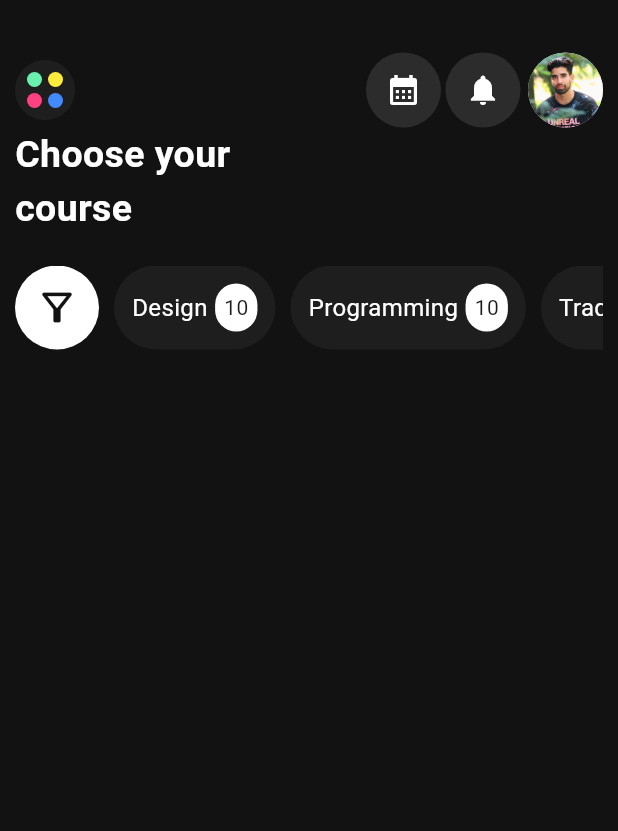
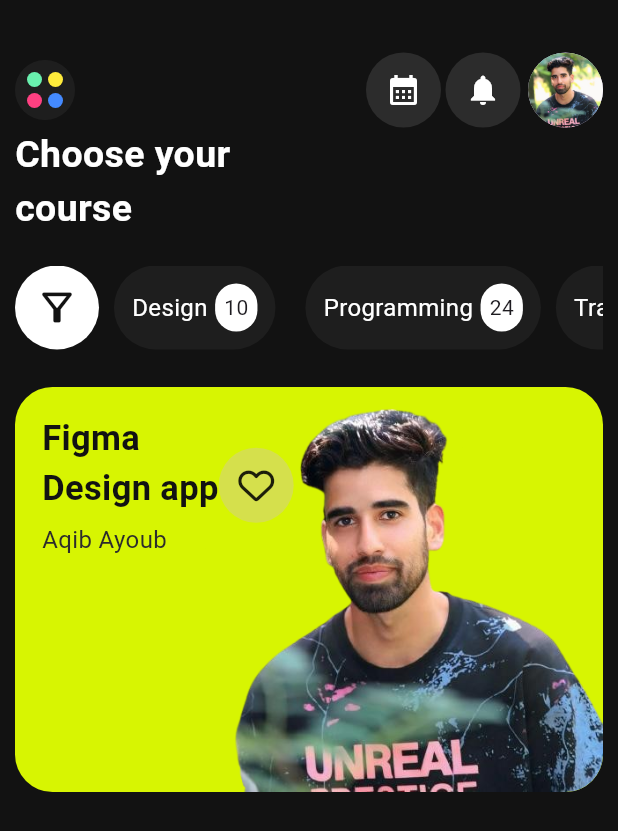
Before and after one commit to Aqib-Ayoub/onlinelearning, a Flutter app: the screen it shows after launch, on a phone screen of 412 x 824 dp. Shown: the top 831 px of the screen. Run offline on Flutter 3.47's test engine with Material 3 defaults, Android fonts, the phone set to English and light mode, and no system bars; our stand-ins replace font_awesome_flutter.

```diff
--- a/lib/constants/app_colors.dart
+++ b/lib/constants/app_colors.dart
@@ -7,7 +7,9 @@ class AppColors {
 
   // Text colors
   static const Color textPrimary = Color(0xFFFFFFFF); // White text
-  static const Color textSecondary = Color(0xFFB5B5B5); // Light gray text
+  static const Color textSecondary = Color(0xFFB5B5B5);
+  static const Color lightGrey = Color(0xFFD5E04C);
+  ); // Light gray text
 
   // UI elements
   static const Color borderColor = Color(0xFF2C2C2C); // Subtle borders/dividers
--- a/lib/screens/homescreen.dart
+++ b/lib/screens/homescreen.dart
@@ -1,4 +1,5 @@
 import 'package:flutter/material.dart';
+import 'package:font_awesome_flutter/font_awesome_flutter.dart';
 import 'package:onlinelearning/constants/app_colors.dart';
 import 'package:onlinelearning/screens/widgets/container_icon.dart';
 import 'package:onlinelearning/screens/widgets/container_text.dart';
@@ -135,11 +136,11 @@ class HomeScreen extends StatelessWidget {
                     text: 'Design',
                     nText: '10',
                   ),
-                  SizedBox(width: 10.0),
+                  SizedBox(width: 20.0),
                   ContainerText(
                     backgroundColor: AppColors.cardBackground,
                     text: 'Programming',
-                    nText: '10',
+                    nText: '24',
                   ),
                   SizedBox(width: 10.0),
                   ContainerText(
@@ -150,6 +151,53 @@ class HomeScreen extends StatelessWidget {
                 ],
               ),
             ),
+            SizedBox(height: 25),
+            Container(
+              height: 270,
+              padding: EdgeInsets.all(18.0),
+              decoration: BoxDecoration(
+                image: DecorationImage(
+                  image: AssetImage('assets/images/myprof.png'),
+                  alignment: Alignment.bottomRight,
+                ),
+                color: AppColors.primaryNeon,
+                borderRadius: BorderRadius.all(Radius.circular(25.0)),
+              ),
+
+              child: Column(
+                children: [
+                  Row(
+                    children: [
+                      Column(
+                        crossAxisAlignment: CrossAxisAlignment.start,
+                        children: [
+                          Text(
+                            'Figma \nDesign app',
+                            style: TextStyle(
+                              color: AppColors.background,
+                              fontSize: 23.0,
+                              fontWeight: FontWeight.w700,
+                            ),
+                          ),
+                          SizedBox(height: 6.0),
+                          Text(
+                            'Aqib Ayoub',
+                            style: TextStyle(
+                              color: AppColors.borderColor,
+                              fontSize: 16.0,
+                            ),
+                          ),
+                        ],
+                      ),
+                      ContainerIcon(
+                        icon: Icon(FontAwesomeIcons.heart),
+                        backgroundColor: AppColors.lightGrey,
+                      ),
+                    ],
+                  ),
+                ],
+              ),
+            ),
           ],
         ),
       ),
--- a/pubspec.yaml
+++ b/pubspec.yaml
@@ -34,6 +34,7 @@ dependencies:
   # The following adds the Cupertino Icons font to your application.
   # Use with the CupertinoIcons class for iOS style icons.
   cupertino_icons: ^1.0.8
+  font_awesome_flutter: ^10.7.0
 
 dev_dependencies:
   flutter_test:
```
Also changed, not shown: assets/images/myprof.png (added), pubspec.lock.
